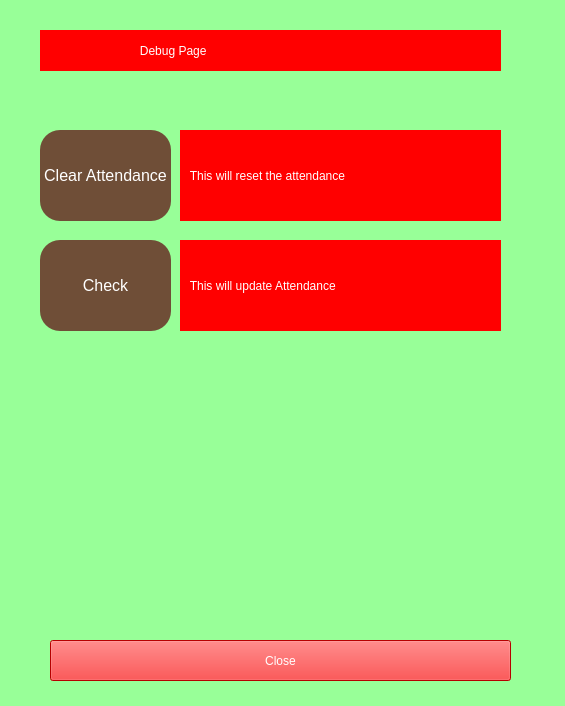
Above: main.ui from francisganapin/Employee_Login before the change. Below: the same form after it.
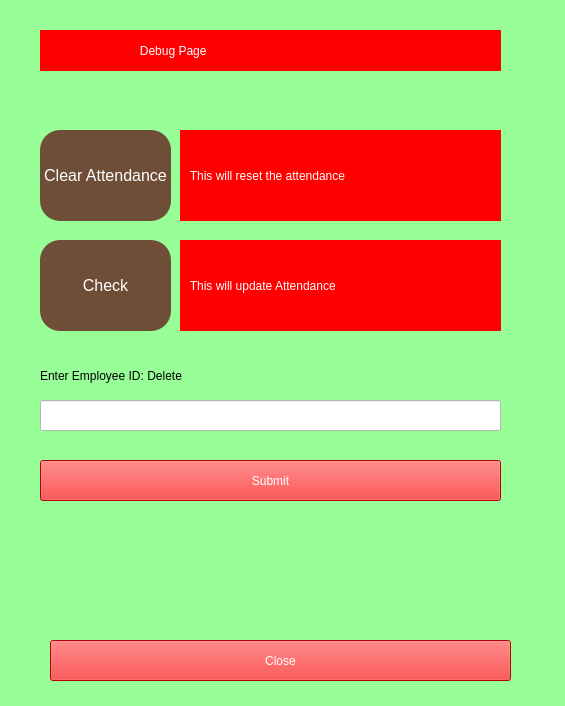
That is the form after the change. The open tabs and pages were chosen to show the change.

What changed in the file:
```diff
--- a/main.ui
+++ b/main.ui
@@ -928,6 +928,76 @@
       <string>Check</string>
      </property>
     </widget>
+    <widget class="QLineEdit" name="employee_id_input_2">
+     <property name="geometry">
+      <rect>
+       <x>40</x>
+       <y>400</y>
+       <width>461</width>
+       <height>31</height>
+      </rect>
+     </property>
+     <property name="styleSheet">
+      <string notr="true">background-color:white</string>
+     </property>
+    </widget>
+    <widget class="QLabel" name="label_10">
+     <property name="geometry">
+      <rect>
+       <x>40</x>
+       <y>360</y>
+       <width>351</width>
+       <height>31</height>
+      </rect>
+     </property>
+     <property name="styleSheet">
+      <string notr="true">font: 16pt &quot;MS Shell Dlg 2&quot;;</string>
+     </property>
+     <property name="text">
+      <string>Enter Employee ID: Delete</string>
+     </property>
+    </widget>
+    <widget class="QPushButton" name="submit_delete">
+     <property name="geometry">
+      <rect>
+       <x>40</x>
+       <y>460</y>
+       <width>461</width>
+       <height>41</height>
+      </rect>
+     </property>
+     <property name="styleSheet">
+      <string notr="true">QPushButton {
+    background-color: red;
+    font: 16pt &quot;MS Shell Dlg 2&quot;;
+    color: white;
+}
+
+QPushButton:hover {
+    background-color: darkred;
+}
+</string>
+     </property>
+     <property name="text">
+      <string>Submit</string>
+     </property>
+    </widget>
+    <widget class="QLabel" name="delete_validator_page">
+     <property name="geometry">
+      <rect>
+       <x>40</x>
+       <y>520</y>
+       <width>461</width>
+       <height>31</height>
+      </rect>
+     </property>
+     <property name="styleSheet">
+      <string notr="true">font: 16pt &quot;MS Shell Dlg 2&quot;;</string>
+     </property>
+     <property name="text">
+      <string/>
+     </property>
+    </widget>
    </widget>
   </widget>
  </widget>
```
Left out of the diff: 4 changed lines with no effect on the pictures.
